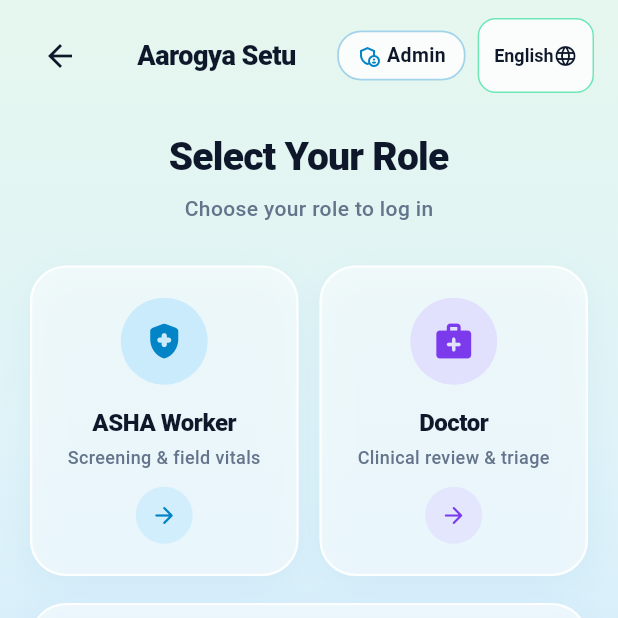
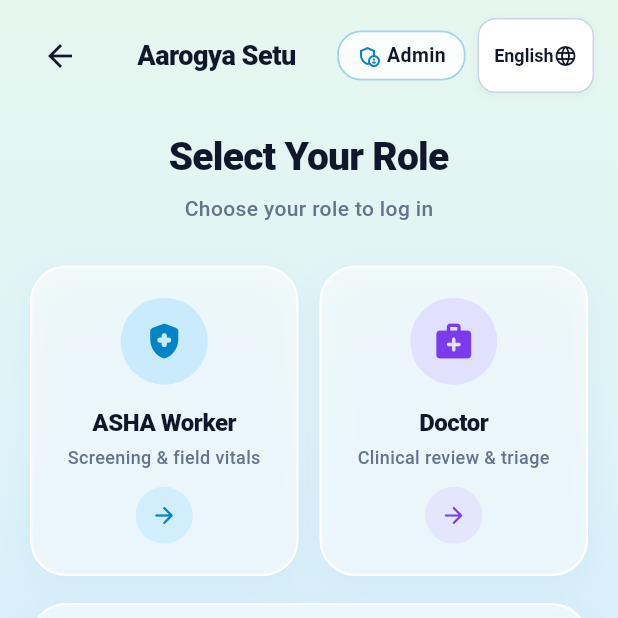
Before and after one commit to Adi140108/Nirogya-Setu, a Flutter app: the screen it shows after launch, after a tap on "Log In to Continue", on a phone screen of 412 x 824 dp, the top half of it. Run offline on Flutter 3.47's test engine with Material 3 defaults, Android fonts, the phone set to English and light mode, and no system bars; our stand-ins replace cloud_firestore, connectivity_plus, firebase_core, flutter_tts, qr_flutter, shared_preferences and 3 more; missing offline and left inert: youtube_explode_dart; accounts and stored records are empty.

Commit message:
style: remove language selector from landing page and update language button to white everywhere

```diff
--- a/lib/features/shared/screens/welcome_screen.dart
+++ b/lib/features/shared/screens/welcome_screen.dart
@@ -2,7 +2,6 @@
 import 'package:provider/provider.dart';
 import '../../../core/services/app_locale.dart';
 import '../../auth/screens/role_selection_screen.dart';
-import '../widgets/language_selector.dart';
 
 class WelcomeScreen extends StatefulWidget {
   const WelcomeScreen({super.key});
@@ -107,12 +106,7 @@
                         children: [
                           const Spacer(flex: 2),
 
-                          // Language selector (top-right)
-                          Align(
-                            alignment: Alignment.topRight,
-                            child: LanguageSelector(dark: true),
-                          ),
-                          const SizedBox(height: 8),
+
 
                           // Animated App Emblem & Title
                           ScaleTransition(
--- a/lib/features/shared/widgets/language_selector.dart
+++ b/lib/features/shared/widgets/language_selector.dart
@@ -15,20 +15,33 @@
     return Container(
       padding: const EdgeInsets.symmetric(horizontal: 10),
       decoration: BoxDecoration(
-        color: dark ? Colors.white.withOpacity(0.8) : const Color(0xFF065F46),
+        color: Colors.white,
         borderRadius: BorderRadius.circular(12),
-        border: Border.all(color: const Color(0xFF6EE7B7)),
+        border: Border.all(
+          color: const Color(0xFFCBD5E1),
+          width: 1,
+        ),
+        boxShadow: [
+          BoxShadow(
+            color: Colors.black.withOpacity(0.04),
+            blurRadius: 4,
+            offset: const Offset(0, 1),
+          ),
+        ],
       ),
       child: DropdownButtonHideUnderline(
         child: DropdownButton<String>(
           value: locale.code,
           dropdownColor: Colors.white,
-          icon: Icon(Icons.language_rounded,
-              size: 16, color: dark ? const Color(0xFF0F172A) : Colors.white),
-          style: TextStyle(
+          icon: const Icon(
+            Icons.language_rounded,
+            size: 16,
+            color: Color(0xFF0F172A),
+          ),
+          style: const TextStyle(
             fontSize: 12,
             fontWeight: FontWeight.bold,
-            color: dark ? const Color(0xFF0F172A) : Colors.white,
+            color: Color(0xFF0F172A),
           ),
           items: AppLocale.codes
               .map((c) => DropdownMenuItem(
```
